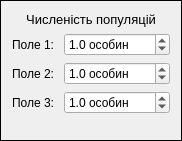
This is DynModels/populationsetframe.ui in DesmondFox/DynModels as Qt 5 draws it before an edit. The edited form follows.
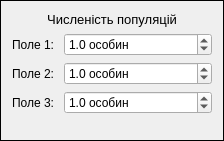
This is the edited form.

Commit message: Changed frame size

```diff
--- a/DynModels/populationsetframe.ui
+++ b/DynModels/populationsetframe.ui
@@ -6,19 +6,19 @@
    <rect>
     <x>0</x>
     <y>0</y>
-    <width>182</width>
+    <width>224</width>
     <height>141</height>
    </rect>
   </property>
   <property name="minimumSize">
    <size>
-    <width>182</width>
+    <width>191</width>
     <height>120</height>
    </size>
   </property>
   <property name="maximumSize">
    <size>
-    <width>182</width>
+    <width>224</width>
     <height>141</height>
    </size>
   </property>
```
